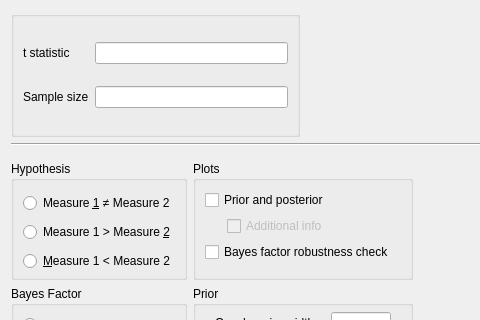
jasp-stats/jasp-desktop, file JASP-Desktop/analysisforms/SummaryStatistics/summarystatsttestbayesianpairedsamplesform.ui: the form before one commit; both pictures show x 0 to 480 and y 0 to 320 of the 606 by 450 pixel window.
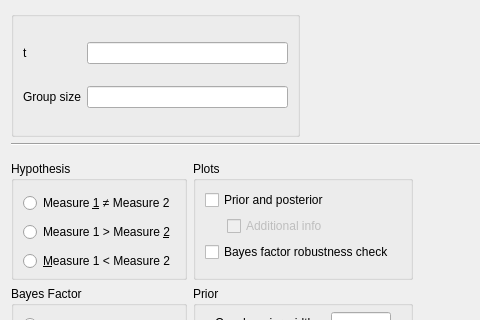
The form after the commit. Custom widgets are drawn as their Qt base class.

Commit message: changes- summ stats paired samples

Diff of the .ui file:
```diff
--- a/JASP-Desktop/analysisforms/SummaryStatistics/summarystatsttestbayesianpairedsamplesform.ui
+++ b/JASP-Desktop/analysisforms/SummaryStatistics/summarystatsttestbayesianpairedsamplesform.ui
@@ -38,14 +38,14 @@
       <item row="0" column="0">
        <widget class="QLabel" name="label_2">
         <property name="text">
-         <string>t statistic</string>
+         <string>t</string>
         </property>
        </widget>
       </item>
       <item row="1" column="0">
        <widget class="QLabel" name="label_3">
         <property name="text">
-         <string>&lt;html&gt;&lt;head/&gt;&lt;body&gt;&lt;p&gt;Sample size&lt;/p&gt;&lt;/body&gt;&lt;/html&gt;</string>
+         <string>&lt;html&gt;&lt;head/&gt;&lt;body&gt;&lt;p&gt;Group size&lt;/p&gt;&lt;/body&gt;&lt;/html&gt;</string>
         </property>
        </widget>
       </item>
```
The commit also changes 2 other files.
